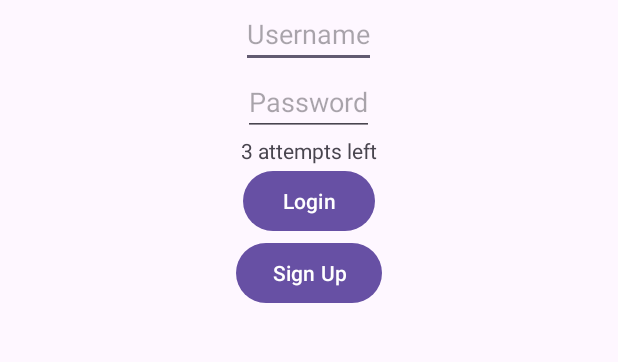
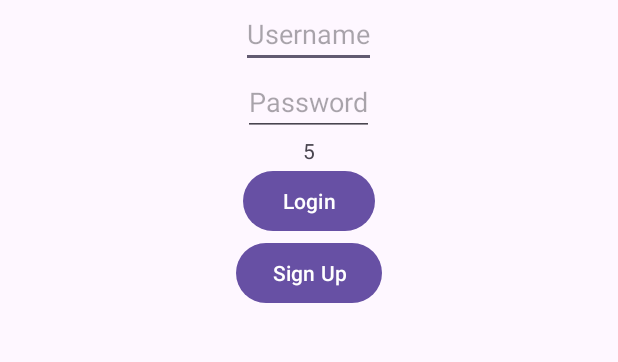
Before and after one commit to sargonradiyeh/Android-Network-Cell-Analyzer, an Android app: the layout activity_login.xml on its own in the app's theme, with its tools: preview values and no code run, on a phone screen of 412 x 824 dp, the part 554-916 px from its top. Run offline under Robolectric (Android 15) with nearby library versions, the phone set to English and light mode, and no system bars.

Commit message:
Fixed design

```diff
--- a/Frontend/MyApplication/app/src/main/AndroidManifest.xml
+++ b/Frontend/MyApplication/app/src/main/AndroidManifest.xml
@@ -7,7 +7,7 @@
         android:dataExtractionRules="@xml/data_extraction_rules"
         android:fullBackupContent="@xml/backup_rules"
         android:icon="@mipmap/ic_launcher"
-        android:label="@string/app_name"
+        android:label="My Application"
         android:roundIcon="@mipmap/ic_launcher_round"
         android:supportsRtl="true"
         android:theme="@style/Theme.MyApplication"
--- a/Frontend/MyApplication/app/src/main/res/layout/activity_login.xml
+++ b/Frontend/MyApplication/app/src/main/res/layout/activity_login.xml
@@ -36,7 +36,7 @@
         android:id="@+id/attemptsLeftTextView"
         android:layout_width="wrap_content"
         android:layout_height="wrap_content"
-        android:text="3 attempts left" />
+        android:text="5" />
 
     <Button
         android:id="@+id/loginButton"
```
